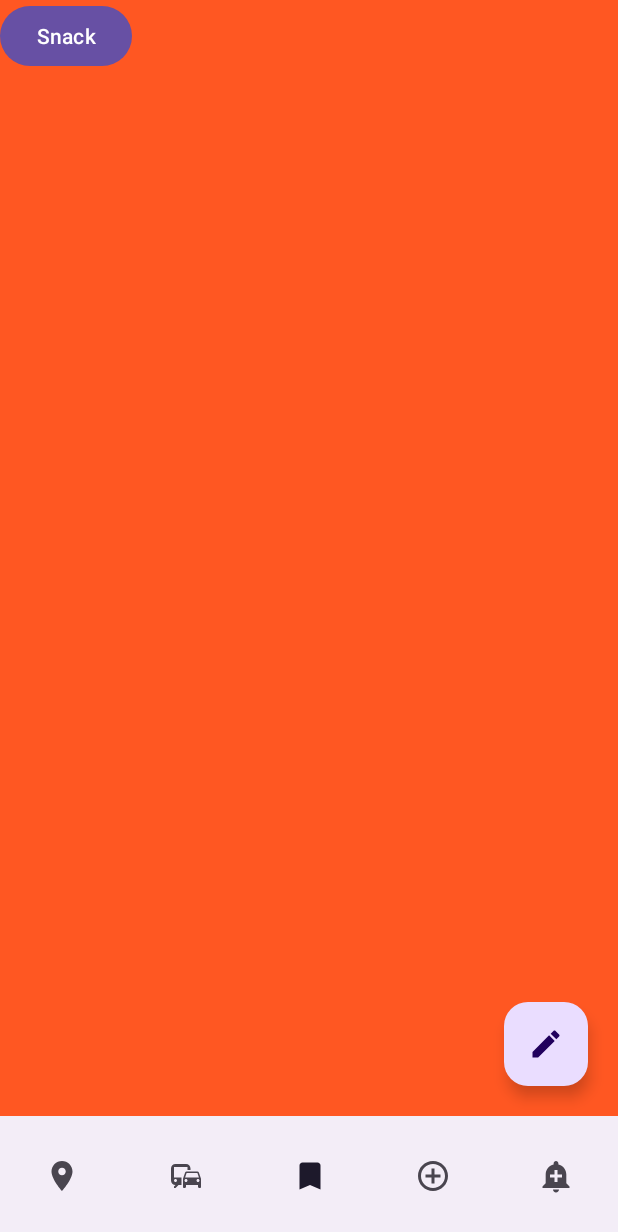
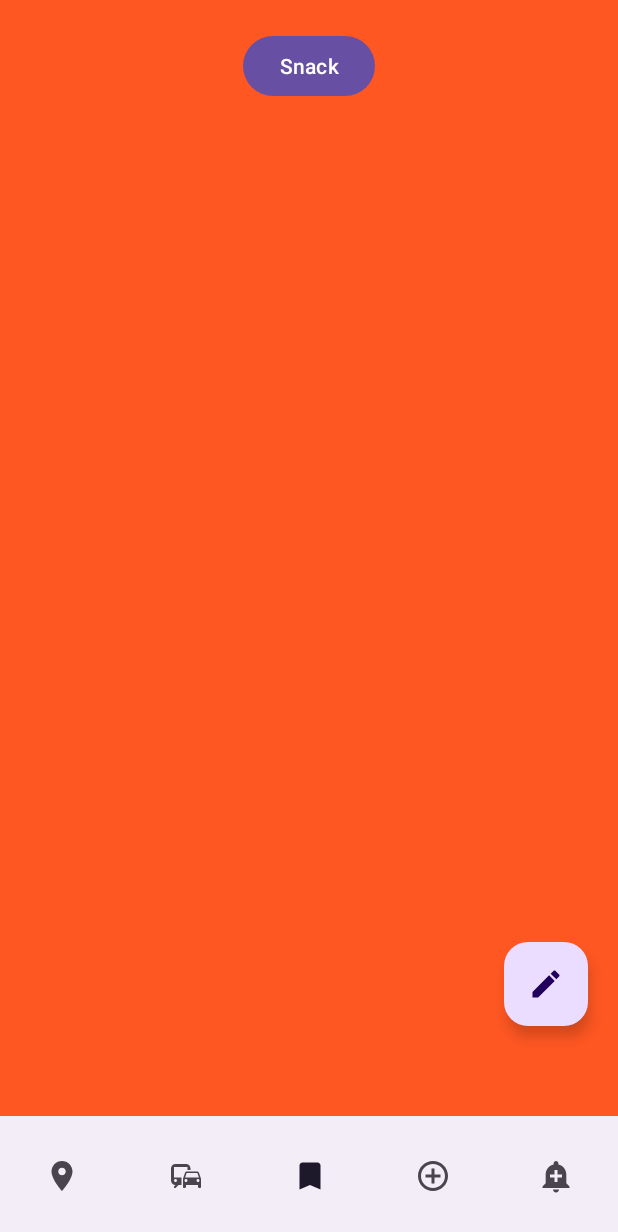
Before and after one commit to lndsilva/AppComponentsGroup, an Android app: the screen it shows after launch (NavigationBarActivity), item 3 of the bottom bar chosen, on a phone screen of 412 x 824 dp. Shown: the top 1232 px of the screen. Run offline under Robolectric (Android 15) with nearby library versions, the phone set to English and light mode, and no system bars.

```diff
--- a/app/src/main/res/layout/fragment_saved.xml
+++ b/app/src/main/res/layout/fragment_saved.xml
@@ -9,6 +9,8 @@
         android:id="@+id/btnSaved"
         android:layout_width="wrap_content"
         android:layout_height="wrap_content"
+        android:layout_gravity="center_horizontal"
+        android:layout_marginTop="20dp"
         android:text="Snack" />
 
 
--- a/app/src/main/res/layout/navigation_bar_layout.xml
+++ b/app/src/main/res/layout/navigation_bar_layout.xml
@@ -20,7 +20,9 @@
         android:layout_height="wrap_content"
         android:layout_above="@+id/bottom_navigation"
         android:layout_alignParentEnd="true"
-        android:layout_margin="20dp"
+        android:layout_marginBottom="60dp"
+        android:layout_marginLeft="20dp"
+        android:layout_marginRight="20dp"
         android:contentDescription="@string/editar"
         android:src="@drawable/baseline_edit"
         app:layout_anchor="@id/bottom_navigation" />
```
Also changed, not shown: app/src/main/java/br/com/etecia/myapp/SavedFragment.java (+9 -1 lines).
